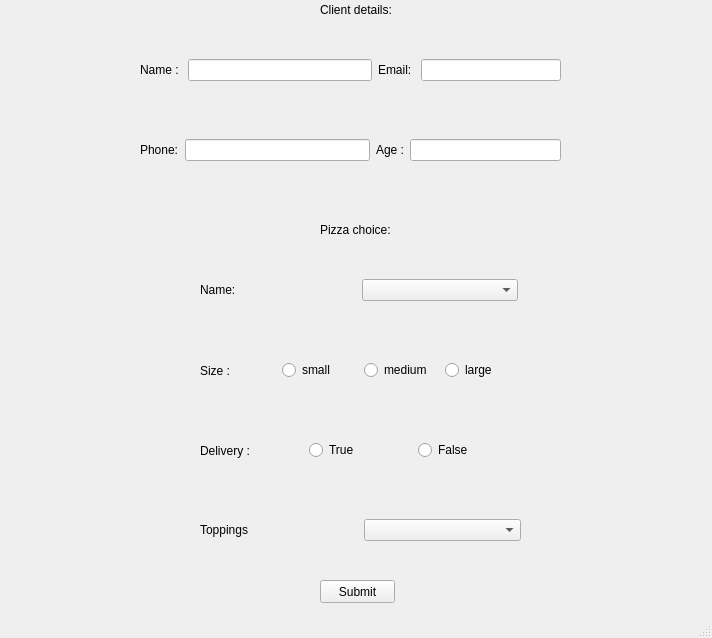
First picture: the form in pizza_order.ui, repository ppriyadarshini123/Qt-Designer-files, before the edit.
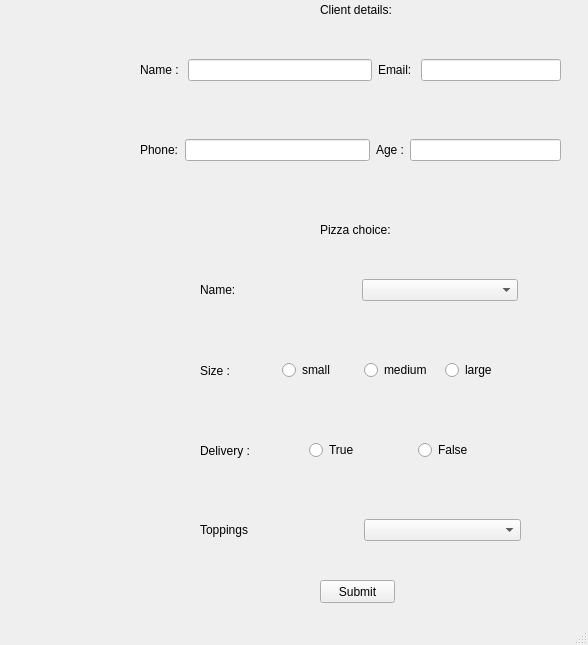
Second picture: the form after the edit.

Patch:
```diff
--- a/pizza_order.ui
+++ b/pizza_order.ui
@@ -6,8 +6,8 @@
    <rect>
     <x>0</x>
     <y>0</y>
-    <width>712</width>
-    <height>638</height>
+    <width>588</width>
+    <height>645</height>
    </rect>
   </property>
   <property name="windowTitle">
```
Left out of the diff: 2 changed lines with no effect on the pictures.
